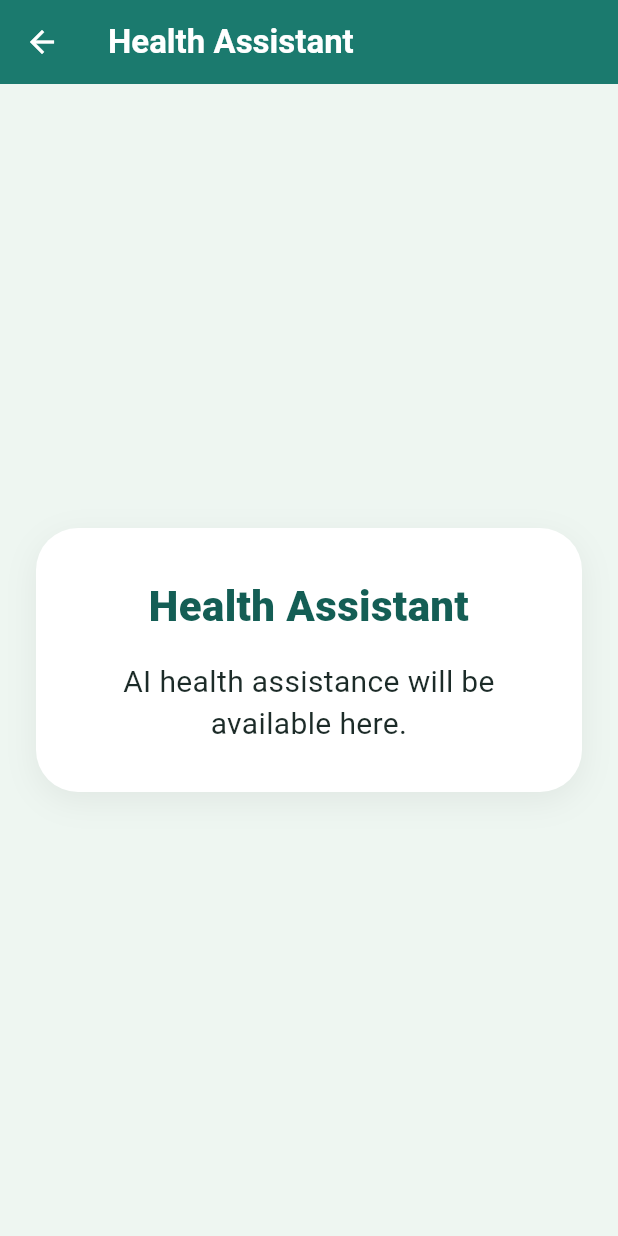
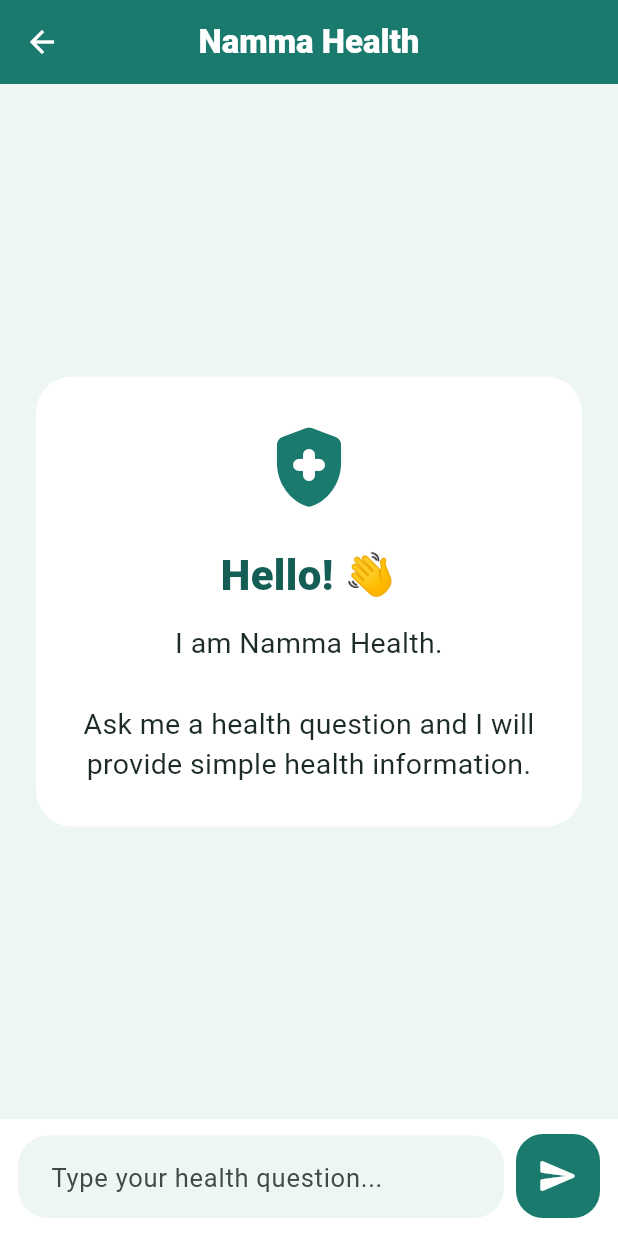
Before and after one commit to dravidr07/namma-health, a Flutter app: the HomeDashboard screen opened directly with empty values, after a tap on "Ask Health Assistant", on a phone screen of 412 x 824 dp. Run offline on Flutter 3.47's test engine with Material 3 defaults, Android fonts, the light colour scheme and no system bars.

Commit message:
Add Namma Health AI chat integration

```diff
--- /dev/null
+++ b/lib/api_service.dart
@@ -0,0 +1,33 @@
+import 'dart:convert';
+import 'package:http/http.dart' as http;
+
+class ApiService {
+  // Flutter Web / Edge
+static const String baseUrl = 'http://127.0.0.1:8001';
+  static Future<String> sendMessage({
+    required String userId,
+    required String message,
+    String? sessionId,
+  }) async {
+    final response = await http.post(
+      Uri.parse('$baseUrl/chat'),
+      headers: {
+        'Content-Type': 'application/json',
+      },
+      body: jsonEncode({
+        'user_id': userId,
+        'message': message,
+        'session_id': sessionId,
+      }),
+    );
+
+    if (response.statusCode == 200) {
+      final data = jsonDecode(response.body);
+      return data['response']['response'];
+    }
+
+    throw Exception(
+      'Backend error: ${response.statusCode} ${response.body}',
+    );
+  }
+}
--- /dev/null
+++ b/lib/chat_screen.dart
@@ -0,0 +1,354 @@
+import 'package:flutter/material.dart';
+import 'services/api_service.dart';
+
+class ChatScreen extends StatefulWidget {
+  const ChatScreen({super.key});
+
+  @override
+  State<ChatScreen> createState() => _ChatScreenState();
+}
+
+class _ChatScreenState extends State<ChatScreen> {
+  final TextEditingController _messageController =
+      TextEditingController();
+
+  final ScrollController _scrollController =
+      ScrollController();
+
+  final List<Map<String, String>> _messages = [];
+
+  String? _sessionId;
+
+  bool _isLoading = false;
+
+  Future<void> _sendMessage() async {
+    final message = _messageController.text.trim();
+
+    if (message.isEmpty || _isLoading) {
+      return;
+    }
+
+    setState(() {
+      _messages.add({
+        'sender': 'user',
+        'message': message,
+      });
+
+      _messageController.clear();
+      _isLoading = true;
+    });
+
+    _scrollToBottom();
+
+    try {
+      final result = await ApiService.sendMessage(
+        userId: 'test-user-001',
+        message: message,
+        sessionId: _sessionId,
+      );
+
+      if (!mounted) return;
+
+      setState(() {
+        _sessionId = result.sessionId;
+
+        _messages.add({
+          'sender': 'ai',
+          'message': result.message,
+        });
+      });
+
+      _scrollToBottom();
+    } catch (e) {
+      if (!mounted) return;
+
+      setState(() {
+        _messages.add({
+          'sender': 'ai',
+          'message':
+              'Connection error:\n\n$e',
+        });
+      });
+
+      _scrollToBottom();
+    } finally {
+      if (mounted) {
+        setState(() {
+          _isLoading = false;
+        });
+      }
+    }
+  }
+
+  void _scrollToBottom() {
+    WidgetsBinding.instance.addPostFrameCallback((_) {
+      if (!_scrollController.hasClients) {
+        return;
+      }
+
+      _scrollController.animateTo(
+        _scrollController.position.maxScrollExtent,
+        duration: const Duration(milliseconds: 300),
+        curve: Curves.easeOut,
+      );
+    });
+  }
+
+  @override
+  void dispose() {
+    _messageController.dispose();
+    _scrollController.dispose();
+    super.dispose();
+  }
+
+  @override
+  Widget build(BuildContext context) {
+    return Scaffold(
+      backgroundColor: const Color(0xFFEEF6F1),
+      appBar: AppBar(
+        backgroundColor: const Color(0xFF1B7A6E),
+        foregroundColor: Colors.white,
+        title: const Text(
+          'Namma Health',
+          style: TextStyle(
+            fontWeight: FontWeight.w800,
+          ),
+        ),
+        centerTitle: true,
+      ),
+      body: Column(
+        children: [
+          Expanded(
+            child: _messages.isEmpty
+                ? _buildWelcome()
+                : _buildMessages(),
+          ),
+
+          if (_isLoading)
+            const Padding(
+              padding: EdgeInsets.only(
+                left: 16,
+                right: 16,
+                bottom: 8,
+              ),
+              child: Row(
+                children: [
+                  SizedBox(
+                    width: 20,
+                    height: 20,
+                    child: CircularProgressIndicator(
+                      strokeWidth: 2,
+                    ),
+                  ),
+                  SizedBox(width: 10),
+                  Text(
+                    'Namma Health is thinking...',
+                    style: TextStyle(
+                      fontSize: 16,
+                      fontWeight: FontWeight.w600,
+                    ),
+                  ),
+                ],
+              ),
+            ),
+
+          _buildInputArea(),
+        ],
+      ),
+    );
+  }
+
+  Widget _buildWelcome() {
+    return Center(
+      child: Padding(
+        padding: const EdgeInsets.all(24),
+        child: Container(
+          width: double.infinity,
+          padding: const EdgeInsets.all(28),
+          decoration: BoxDecoration(
+            color: Colors.white,
+            borderRadius: BorderRadius.circular(24),
+          ),
+          child: const Column(
+            mainAxisSize: MainAxisSize.min,
+            children: [
+              Icon(
+                Icons.health_and_safety_rounded,
+                size: 64,
+                color: Color(0xFF1B7A6E),
+              ),
+              SizedBox(height: 20),
+              Text(
+                'Hello! 👋',
+                textAlign: TextAlign.center,
+                style: TextStyle(
+                  fontSize: 28,
+                  fontWeight: FontWeight.w800,
+                  color: Color(0xFF145E55),
+                ),
+              ),
+              SizedBox(height: 12),
+              Text(
+                'I am Namma Health.\n\n'
+                'Ask me a health question and I will '
+                'provide simple health information.',
+                textAlign: TextAlign.center,
+                style: TextStyle(
+                  fontSize: 19,
+                  height: 1.4,
+                  color: Color(0xFF1C2B28),
+                ),
+              ),
+            ],
+          ),
+        ),
+      ),
+    );
+  }
+
+  Widget _buildMessages() {
+    return ListView.builder(
+      controller: _scrollController,
+      padding: const EdgeInsets.all(16),
+      itemCount: _messages.length,
+      itemBuilder: (context, index) {
+        final item = _messages[index];
+
+        final isUser =
+            item['sender'] == 'user';
+
+        return Align(
+          alignment: isUser
+              ? Alignment.centerRight
+              : Alignment.centerLeft,
+          child: Container(
+            constraints: BoxConstraints(
+              maxWidth:
+                  MediaQuery.of(context).size.width *
+                      0.82,
+            ),
+            margin:
+                const EdgeInsets.only(bottom: 14),
+            padding:
+                const EdgeInsets.symmetric(
+              horizontal: 16,
+              vertical: 13,
+            ),
+            decoration: BoxDecoration(
+              color: isUser
+                  ? const Color(0xFFD5EEE8)
+                  : Colors.white,
+              borderRadius:
+                  BorderRadius.only(
+                topLeft:
+                    const Radius.circular(18),
+                topRight:
+                    const Radius.circular(18),
+                bottomLeft:
+                    Radius.circular(
+                  isUser ? 18 : 4,
+                ),
+                bottomRight:
+                    Radius.circular(
+                  isUser ? 4 : 18,
+                ),
+              ),
+            ),
+            child: Text(
+              item['message'] ?? '',
+              style: const TextStyle(
+                fontSize: 18,
+                height: 1.4,
+                color: Color(0xFF1C2B28),
+              ),
+            ),
+          ),
+        );
+      },
+    );
+  }
+
+  Widget _buildInputArea() {
+    return SafeArea(
+      child: Container(
+        padding: const EdgeInsets.fromLTRB(
+          12,
+          10,
+          12,
+          12,
+        ),
+        color: Colors.white,
+        child: Row(
+          crossAxisAlignment:
+              CrossAxisAlignment.end,
+          children: [
+            Expanded(
+              child: TextField(
+                controller:
+                    _messageController,
+                enabled: !_isLoading,
+                minLines: 1,
+                maxLines: 4,
+                textInputAction:
+                    TextInputAction.send,
+                onSubmitted:
+                    (_) => _sendMessage(),
+                decoration:
+                    InputDecoration(
+                  hintText:
+                      'Type your health question...',
+                  hintStyle:
+                      const TextStyle(
+                    fontSize: 17,
+                  ),
+                  filled: true,
+                  fillColor:
+                      const Color(0xFFEEF6F1),
+                  border:
+                      OutlineInputBorder(
+                    borderRadius:
+                        BorderRadius.circular(20),
+                    borderSide:
+                        BorderSide.none,
+                  ),
+                  contentPadding:
+                      const EdgeInsets.symmetric(
+                    horizontal: 18,
+                    vertical: 14,
+                  ),
+                ),
+                style:
+                    const TextStyle(
+                  fontSize: 18,
+                ),
+              ),
+            ),
+            const SizedBox(width: 8),
+            Material(
+              color:
+                  const Color(0xFF1B7A6E),
+              borderRadius:
+                  BorderRadius.circular(18),
+              child: InkWell(
+                onTap: _isLoading
+                    ? null
+                    : _sendMessage,
+                borderRadius:
+                    BorderRadius.circular(18),
+                child: const SizedBox(
+                  width: 56,
+                  height: 56,
+                  child: Icon(
+                    Icons.send_rounded,
+                    color: Colors.white,
+                    size: 28,
+                  ),
+                ),
+              ),
+            ),
+          ],
+        ),
+      ),
+    );
+  }
+}
--- a/lib/home_dashboard.dart
+++ b/lib/home_dashboard.dart
@@ -1,12 +1,14 @@
 import 'package:flutter/material.dart';
 
+import 'chat_screen.dart';
 import 'placeholder_screen.dart';
 
 /// Home shown after a language is chosen.
-///
-/// Cards and SOS only open placeholder screens for now.
 class HomeDashboard extends StatefulWidget {
-  const HomeDashboard({super.key, required this.selectedLanguage});
+  const HomeDashboard({
+    super.key,
+    required this.selectedLanguage,
+  });
 
   final String selectedLanguage;
 
@@ -45,12 +47,17 @@ class _HomeDashboardState extends State<HomeDashboard> {
           children: [
             _HomeTab(
               selectedLanguage: widget.selectedLanguage,
+
+              // AI Health Assistant now opens the real ChatScreen.
               onAskAssistant: () {
-                _openPlaceholder(
-                  'Health Assistant',
-                  'AI health assistance will be available here.',
+                Navigator.of(context).push(
+                  MaterialPageRoute<void>(
+                    builder: (context) => const ChatScreen(),
+                  ),
                 );
               },
+
+              // Other features remain placeholders for now.
               onNearbyHospitals: () {
                 _openPlaceholder(
                   'Nearby Hospitals',
@@ -82,10 +89,12 @@ class _HomeDashboardState extends State<HomeDashboard> {
                 );
               },
             ),
+
             const _SimpleTabPlaceholder(
               title: 'Health',
               message: 'Your health information will be available here.',
             ),
+
             const _SimpleTabPlaceholder(
               title: 'Profile',
               message: 'Your profile will be available here.',
@@ -160,7 +169,9 @@ class _HomeTab extends StatelessWidget {
               child: Column(
                 crossAxisAlignment: CrossAxisAlignment.stretch,
                 children: [
-                  _WelcomeHeader(selectedLanguage: selectedLanguage),
+                  _WelcomeHeader(
+                    selectedLanguage: selectedLanguage,
+                  ),
                   const SizedBox(height: 24),
                   const Text(
                     'How can we help you?',
@@ -173,8 +184,14 @@ class _HomeTab extends StatelessWidget {
                     ),
                   ),
                   const SizedBox(height: 16),
-                  _AssistantCard(onTap: onAskAssistant),
+
+                  // Opens ChatScreen.
+                  _AssistantCard(
+                    onTap: onAskAssistant,
+                  ),
+
                   const SizedBox(height: 16),
+
                   Row(
                     children: [
                       Expanded(
@@ -194,7 +211,9 @@ class _HomeTab extends StatelessWidget {
                       ),
                     ],
                   ),
+
                   const SizedBox(height: 12),
+
                   Row(
                     children: [
                       Expanded(
@@ -214,8 +233,12 @@ class _HomeTab extends StatelessWidget {
                       ),
                     ],
                   ),
+
                   const SizedBox(height: 20),
-                  _EmergencyCard(onTap: onEmergencySos),
+
+                  _EmergencyCard(
+                    onTap: onEmergencySos,
+                  ),
                 ],
               ),
             ),
@@ -227,7 +250,9 @@ class _HomeTab extends StatelessWidget {
 }
 
 class _WelcomeHeader extends StatelessWidget {
-  const _WelcomeHeader({required this.selectedLanguage});
+  const _WelcomeHeader({
+    required this.selectedLanguage,
+  });
 
   final String selectedLanguage;
 
@@ -301,7 +326,9 @@ class _WelcomeHeader extends StatelessWidget {
 }
 
 class _AssistantCard extends StatelessWidget {
-  const _AssistantCard({required this.onTap});
+  const _AssistantCard({
+    required this.onTap,
+  });
 
   final VoidCallback onTap;
 
@@ -317,7 +344,11 @@ class _AssistantCard extends StatelessWidget {
           padding: EdgeInsets.fromLTRB(20, 22, 20, 22),
           child: Row(
             children: [
-              Icon(Icons.mic_rounded, size: 44, color: Colors.white),
+              Icon(
+                Icons.mic_rounded,
+                size: 44,
+                color: Colors.white,
+              ),
               SizedBox(width: 16),
               Expanded(
                 child: Column(
@@ -387,7 +418,11 @@ class _FeatureCard extends StatelessWidget {
           child: Column(
             mainAxisAlignment: MainAxisAlignment.center,
             children: [
-              Icon(icon, size: 40, color: HomeDashboard.primary),
+              Icon(
+                icon,
+                size: 40,
+                color: HomeDashboard.primary,
+              ),
               const SizedBox(height: 12),
               Text(
                 label,
@@ -408,7 +443,9 @@ class _FeatureCard extends StatelessWidget {
 }
 
 class _EmergencyCard extends StatelessWidget {
-  const _EmergencyCard({required this.onTap});
+  const _EmergencyCard({
+    required this.onTap,
+  });
 
   final VoidCallback onTap;
 
@@ -421,11 +458,18 @@ class _EmergencyCard extends StatelessWidget {
         onTap: onTap,
         borderRadius: BorderRadius.circular(24),
         child: const Padding(
-          padding: EdgeInsets.symmetric(horizontal: 20, vertical: 22),
+          padding: EdgeInsets.symmetric(
+            horizontal: 20,
+            vertical: 22,
+          ),
           child: Row(
             mainAxisAlignment: MainAxisAlignment.center,
             children: [
-              Icon(Icons.sos_rounded, size: 40, color: Colors.white),
+              Icon(
+                Icons.sos_rounded,
+                size: 40,
+                color: Colors.white,
+              ),
               SizedBox(width: 12),
               Flexible(
                 child: Text(
--- /dev/null
+++ b/lib/services/api_service.dart
@@ -0,0 +1,67 @@
+import 'dart:convert';
+import 'package:http/http.dart' as http;
+
+class ChatResult {
+  final String sessionId;
+  final String message;
+
+  ChatResult({
+    required this.sessionId,
+    required this.message,
+  });
+}
+
+class ApiService {
+  static const String baseUrl = 'http://127.0.0.1:8001';
+
+  static Future<ChatResult> sendMessage({
+    required String userId,
+    required String message,
+    String? sessionId,
+  }) async {
+    final uri = Uri.parse('$baseUrl/chat');
+
+    try {
+      final response = await http.post(
+        uri,
+        headers: {
+          'Content-Type': 'application/json',
+        },
+        body: jsonEncode({
+          'user_id': userId,
+          'message': message,
+          'session_id': sessionId,
+        }),
+      );
+
+      if (response.statusCode == 200) {
+        final data = jsonDecode(response.body);
+
+        final returnedSessionId =
+            data['session_id']?.toString() ?? '';
+
+        final responseData = data['response'];
+
+        String aiMessage;
+
+        if (responseData is Map &&
+            responseData['response'] != null) {
+          aiMessage = responseData['response'].toString();
+        } else {
+          aiMessage = responseData.toString();
+        }
+
+        return ChatResult(
+          sessionId: returnedSessionId,
+          message: aiMessage,
+        );
+      }
+
+      throw Exception(
+        'Backend error: ${response.statusCode} ${response.body}',
+      );
+    } catch (e) {
+      throw Exception('Connection error: $e');
+    }
+  }
+}
--- /dev/null
+++ b/lib/services/sss.dart
@@ -0,0 +1,67 @@
+import 'dart:convert';
+import 'package:http/http.dart' as http;
+
+class ChatResult {
+  final String sessionId;
+  final String message;
+
+  ChatResult({
+    required this.sessionId,
+    required this.message,
+  });
+}
+
+class ApiService {
+  static const String baseUrl = 'http://127.0.0.1:8001';
+
+  static Future<ChatResult> sendMessage({
+    required String userId,
+    required String message,
+    String? sessionId,
+  }) async {
+    final uri = Uri.parse('$baseUrl/chat');
+
+    try {
+      final response = await http.post(
+        uri,
+        headers: {
+          'Content-Type': 'application/json',
+        },
+        body: jsonEncode({
+          'user_id': userId,
+          'message': message,
+          'session_id': sessionId,
+        }),
+      );
+
+      if (response.statusCode == 200) {
+        final data = jsonDecode(response.body);
+
+        final returnedSessionId =
+            data['session_id']?.toString() ?? '';
+
+        final responseData = data['response'];
+
+        String aiMessage;
+
+        if (responseData is Map &&
+            responseData['response'] != null) {
+          aiMessage = responseData['response'].toString();
+        } else {
+          aiMessage = responseData.toString();
+        }
+
+        return ChatResult(
+          sessionId: returnedSessionId,
+          message: aiMessage,
+        );
+      }
+
+      throw Exception(
+        'Backend error: ${response.statusCode} ${response.body}',
+      );
+    } catch (e) {
+      throw Exception('Connection error: $e');
+    }
+  }
+}
--- a/pubspec.yaml
+++ b/pubspec.yaml
@@ -34,6 +34,7 @@ dependencies:
   # The following adds the Cupertino Icons font to your application.
   # Use with the CupertinoIcons class for iOS style icons.
   cupertino_icons: ^1.0.8
+  http: ^1.6.0
 
 dev_dependencies:
   flutter_test:
```
Also changed, not shown: pubspec.lock, 1 other file.
